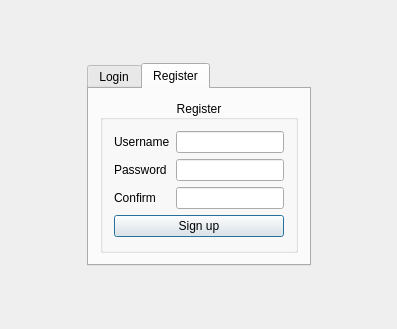
This is Client/login.ui in PolitoTeam/Scriba as Qt 5 draws it before an edit. The edited form follows.
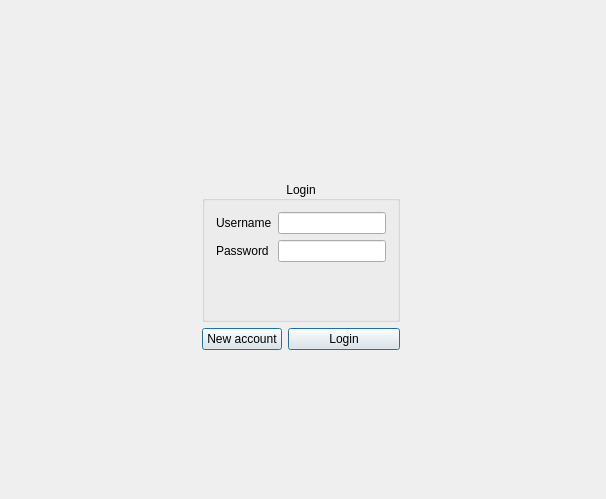
This is the edited form. The open tabs and pages were chosen to show the change.

Diff of the .ui file:
```diff
--- a/Client/login.ui
+++ b/Client/login.ui
@@ -6,30 +6,57 @@
    <rect>
     <x>0</x>
     <y>0</y>
-    <width>397</width>
-    <height>329</height>
+    <width>606</width>
+    <height>499</height>
    </rect>
   </property>
   <property name="windowTitle">
    <string>Login</string>
   </property>
+  <widget class="QWidget" name="centralWidget">
+   <property name="geometry">
+    <rect>
+     <x>0</x>
+     <y>10</y>
+     <width>601</width>
+     <height>491</height>
+    </rect>
+   </property>
   <layout class="QGridLayout" name="gridLayout">
-   <item row="0" column="0">
-    <widget class="QStackedWidget" name="stackedWidget">
-     <widget class="QWidget" name="pageLogin">
-      <layout class="QGridLayout" name="gridLayout_2">
-       <item row="1" column="1" rowspan="2">
-        <widget class="QTabWidget" name="tabWidget">
-         <property name="currentIndex">
-          <number>0</number>
-         </property>
-         <widget class="QWidget" name="tabLogin">
-          <attribute name="title">
-           <string>Login</string>
-          </attribute>
-          <layout class="QVBoxLayout" name="verticalLayout_2">
-           <item>
+    <item row="3" column="1" rowspan="2">
+     <widget class="QPushButton" name="pushButtonLogin_2">
+      <property name="text">
+       <string>New account</string>
+      </property>
+      <property name="autoDefault">
+       <bool>false</bool>
+      </property>
+      <property name="default">
+       <bool>true</bool>
+      </property>
+     </widget>
+    </item>
+    <item row="5" column="1" colspan="3">
+     <spacer name="verticalSpacer_3">
+      <property name="orientation">
+       <enum>Qt::Vertical</enum>
+      </property>
+      <property name="sizeHint" stdset="0">
+       <size>
+        <width>20</width>
+        <height>40</height>
+       </size>
+      </property>
+     </spacer>
+    </item>
+    <item row="2" column="1" colspan="3">
             <widget class="QGroupBox" name="groupBox">
+      <property name="sizePolicy">
+       <sizepolicy hsizetype="Expanding" vsizetype="Expanding">
+        <horstretch>0</horstretch>
+        <verstretch>0</verstretch>
+       </sizepolicy>
+      </property>
              <property name="title">
               <string>Login</string>
              </property>
@@ -74,9 +101,23 @@
                </layout>
               </item>
               <item>
+        <widget class="QLabel" name="label_3">
+         <property name="styleSheet">
+          <string notr="true">color:red;
+font-style:italic;</string>
+         </property>
+         <property name="text">
+          <string/>
+         </property>
+        </widget>
+       </item>
+      </layout>
+     </widget>
+    </item>
+    <item row="3" column="2" rowspan="2" colspan="2">
                <widget class="QPushButton" name="pushButtonLogin">
                 <property name="text">
-                 <string>Sign in</string>
+       <string>Login</string>
                 </property>
                 <property name="autoDefault">
                  <bool>false</bool>
@@ -86,122 +127,7 @@
                 </property>
                </widget>
               </item>
-             </layout>
-            </widget>
-           </item>
-          </layout>
-         </widget>
-         <widget class="QWidget" name="tabRegister">
-          <attribute name="title">
-           <string>Register</string>
-          </attribute>
-          <layout class="QVBoxLayout" name="verticalLayout_4">
-           <item>
-            <widget class="QGroupBox" name="groupBox_2">
-             <property name="title">
-              <string>Register</string>
-             </property>
-             <property name="alignment">
-              <set>Qt::AlignCenter</set>
-             </property>
-             <layout class="QVBoxLayout" name="verticalLayout_3">
-              <item>
-               <layout class="QHBoxLayout" name="horizontalLayout_3">
-                <item>
-                 <widget class="QLabel" name="labelUsername_2">
-                  <property name="text">
-                   <string>Username</string>
-                  </property>
-                 </widget>
-                </item>
-                <item>
-                 <widget class="QLineEdit" name="lineEditUsername_2"/>
-                </item>
-               </layout>
-              </item>
-              <item>
-               <layout class="QHBoxLayout" name="horizontalLayout_4">
-                <item>
-                 <widget class="QLabel" name="labelPassword_2">
-                  <property name="text">
-                   <string>Password </string>
-                  </property>
-                 </widget>
-                </item>
-                <item>
-                 <widget class="QLineEdit" name="lineEditPassword_2">
-                  <property name="echoMode">
-                   <enum>QLineEdit::Password</enum>
-                  </property>
-                 </widget>
-                </item>
-               </layout>
-              </item>
-              <item>
-               <layout class="QHBoxLayout" name="horizontalLayout_5">
-                <item>
-                 <widget class="QLabel" name="labelPassword_3">
-                  <property name="text">
-                   <string>Confirm    </string>
-                  </property>
-                 </widget>
-                </item>
-                <item>
-                 <widget class="QLineEdit" name="lineEditPassword_3">
-                  <property name="echoMode">
-                   <enum>QLineEdit::Password</enum>
-                  </property>
-                 </widget>
-                </item>
-               </layout>
-              </item>
-              <item>
-               <widget class="QPushButton" name="pushButtonLogin_2">
-                <property name="text">
-                 <string>Sign up</string>
-                </property>
-                <property name="autoDefault">
-                 <bool>false</bool>
-                </property>
-                <property name="default">
-                 <bool>true</bool>
-                </property>
-               </widget>
-              </item>
-             </layout>
-            </widget>
-           </item>
-          </layout>
-         </widget>
-        </widget>
-       </item>
-       <item row="1" column="2">
-        <spacer name="horizontalSpacer_2">
-         <property name="orientation">
-          <enum>Qt::Horizontal</enum>
-         </property>
-         <property name="sizeHint" stdset="0">
-          <size>
-           <width>40</width>
-           <height>20</height>
-          </size>
-         </property>
-        </spacer>
-       </item>
-       <item row="0" column="1">
-        <spacer name="verticalSpacer">
-         <property name="orientation">
-          <enum>Qt::Vertical</enum>
-         </property>
-         <property name="sizeHint" stdset="0">
-          <size>
-           <width>20</width>
-           <height>40</height>
-          </size>
-         </property>
-        </spacer>
-       </item>
-       <item row="1" column="0">
+    <item row="2" column="0">
         <spacer name="horizontalSpacer">
          <property name="orientation">
           <enum>Qt::Horizontal</enum>
@@ -214,8 +140,34 @@
          </property>
         </spacer>
        </item>
-       <item row="3" column="1">
-        <spacer name="verticalSpacer_2">
+    <item row="2" column="4">
+     <spacer name="horizontalSpacer_2">
+      <property name="orientation">
+       <enum>Qt::Horizontal</enum>
+      </property>
+      <property name="sizeHint" stdset="0">
+       <size>
+        <width>40</width>
+        <height>20</height>
+       </size>
+      </property>
+     </spacer>
+    </item>
+    <item row="1" column="1" colspan="3">
+     <widget class="QLabel" name="label">
+      <property name="text">
+       <string/>
+      </property>
+      <property name="alignment">
+       <set>Qt::AlignCenter</set>
+      </property>
+      <property name="margin">
+       <number>0</number>
+      </property>
+     </widget>
+    </item>
+    <item row="0" column="1" colspan="3">
+     <spacer name="verticalSpacer_4">
          <property name="orientation">
           <enum>Qt::Vertical</enum>
          </property>
@@ -229,9 +181,6 @@
        </item>
       </layout>
      </widget>
-    </widget>
-   </item>
-  </layout>
  </widget>
  <layoutdefault spacing="6" margin="11"/>
  <resources/>
```
Lines whose indentation alone changed are shown as unchanged.
